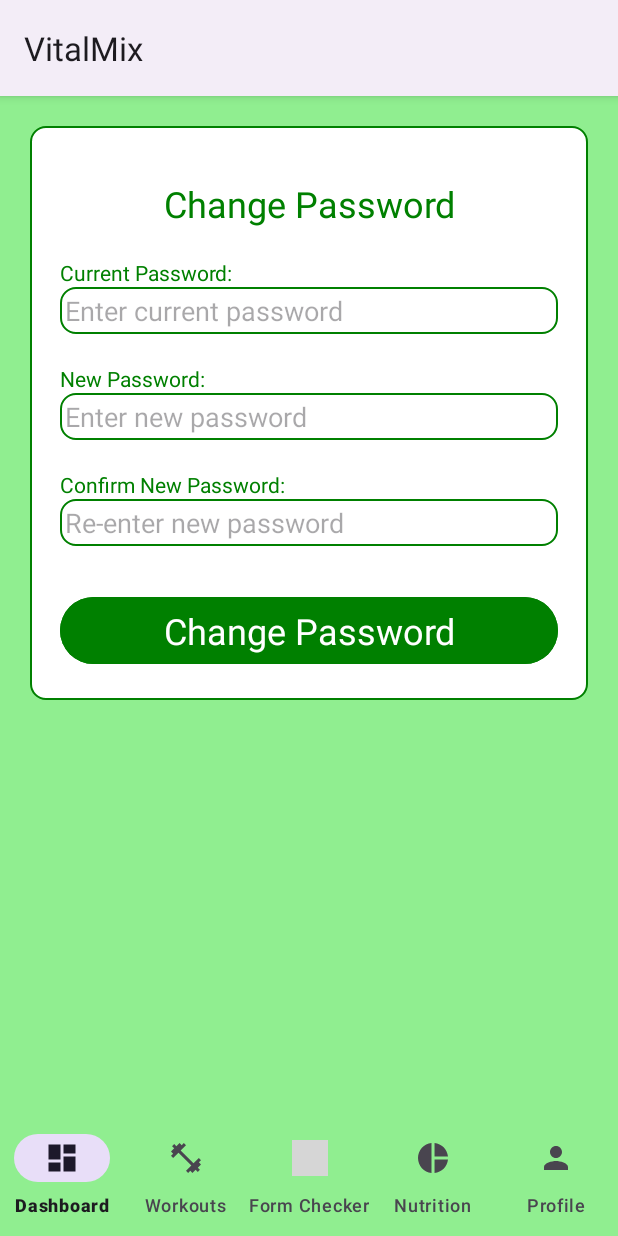
After one commit to MarkkBarrett/MarkBarrett-FinalYearProject, an Android app: the ChangePasswordActivity screen opened directly, with no data from a screen before it, on a phone screen of 412 x 824 dp. The commit adds this screen. Run offline under Robolectric (Android 15) with nearby library versions, the phone set to English and light mode, and no system bars; grey boxes are pictures that could not be loaded.

Commit message:
Profile - Change Password functionality added

```diff
--- a/Frontend/VitalMix/app/src/main/AndroidManifest.xml
+++ b/Frontend/VitalMix/app/src/main/AndroidManifest.xml
@@ -29,6 +29,7 @@
         <activity android:name=".ui.DashboardActivity" />
         <activity android:name=".auth.QuestionnaireActivity" />
         <activity android:name=".ui.ProfileActivity" />
+        <activity android:name=".ui.ChangePasswordActivity" />
         <activity android:name=".ui.StartWorkoutActivity" />
         <activity android:name=".ui.NutritionHomeActivity" />
         <activity android:name=".ui.FormCheckerActivity">
--- a/Frontend/VitalMix/app/src/main/java/com/example/vitalmix/api/ApiResponse.java
+++ b/Frontend/VitalMix/app/src/main/java/com/example/vitalmix/api/ApiResponse.java
@@ -9,7 +9,7 @@ public class ApiResponse {
     private String redirectTo; // The redirection target for backend
     private Object data;      // Additional data returned by the server
     private User user; // User object to capture response
-    private int nextDayIndex; // Add this field to store the next workout day index
+    private int nextDayIndex; // store the next workout day index
 
     // Getters and Setters
     public boolean isSuccess() {
--- a/Frontend/VitalMix/app/src/main/java/com/example/vitalmix/api/ApiService.java
+++ b/Frontend/VitalMix/app/src/main/java/com/example/vitalmix/api/ApiService.java
@@ -1,5 +1,6 @@
 package com.example.vitalmix.api;
 
+import com.example.vitalmix.models.ChangePassword;
 import com.example.vitalmix.models.User;
 import com.example.vitalmix.models.WorkoutSession;
 
@@ -50,6 +51,9 @@ public interface ApiService {
     @GET("/api/profile")
     Call<ApiResponse> getUserProfile(@Query("userId") String userId);
 
+    @PUT("/api/profile/changePassword")
+    Call<ApiResponse> changePassword(@Body ChangePassword request);
+
     @Multipart
     @POST("/predict-form/")
     Call<ApiResponseFastAPI> uploadFormCheck(@Part MultipartBody.Part file, @Part("exercise") RequestBody exercise);
--- /dev/null
+++ b/Frontend/VitalMix/app/src/main/java/com/example/vitalmix/ui/ChangePasswordActivity.java
@@ -0,0 +1,111 @@
+package com.example.vitalmix.ui;
+
+import android.content.Intent;
+import android.os.Bundle;
+import android.util.Log;
+import android.widget.Button;
+import android.widget.EditText;
+import android.widget.Toast;
+
+import androidx.appcompat.app.AppCompatActivity;
+
+import com.example.vitalmix.R;
+import com.example.vitalmix.api.ApiClient;
+import com.example.vitalmix.api.ApiResponse;
+import com.example.vitalmix.api.ApiService;
+import com.example.vitalmix.auth.SessionManager;
+import com.example.vitalmix.models.ChangePassword;
+import com.google.android.material.bottomnavigation.BottomNavigationView;
+
+import retrofit2.Call;
+import retrofit2.Callback;
+import retrofit2.Response;
+
+public class ChangePasswordActivity extends AppCompatActivity {
+
+    private EditText currentEt, newEt, confirmEt;
+    private Button changeBtn;
+    private ApiService apiService;
+
+    @Override
+    protected void onCreate(Bundle savedInstanceState) {
+        super.onCreate(savedInstanceState);
+        setContentView(R.layout.activity_change_password);
+
+        // Initialize inputs
+        currentEt = findViewById(R.id.current_password_et);
+        newEt = findViewById(R.id.new_password_et);
+        confirmEt = findViewById(R.id.confirm_password_et);
+        changeBtn = findViewById(R.id.change_password_btn);
+        apiService = ApiClient.getApiService();
+
+        changeBtn.setOnClickListener(v -> handleChangePassword());
+
+        setupBottomNavigation();
+    }
+
+    private void handleChangePassword() {
+        String userId = SessionManager.getLoggedInUserID(this);
+        String current = currentEt.getText().toString().trim();
+        String newer = newEt.getText().toString().trim();
+        String confirm = confirmEt.getText().toString().trim();
+
+        if (current.isEmpty() || newer.isEmpty() || confirm.isEmpty()) {
+            Toast.makeText(this, "All fields are required", Toast.LENGTH_SHORT).show();
+            return;
+        }
+
+        if (!newer.equals(confirm)) {
+            Toast.makeText(this, "New passwords do not match", Toast.LENGTH_SHORT).show();
+            return;
+        }
+
+        ChangePassword request = new ChangePassword(userId, current, newer);
+        apiService.changePassword(request).enqueue(new Callback<ApiResponse>() {
+            @Override
+            public void onResponse(Call<ApiResponse> call, Response<ApiResponse> response) {
+                Log.d("PROFILE_DEBUG", "Response: " + ApiClient.getGson().toJson(response.body()));
+                if (response.isSuccessful() && response.body() != null && response.body().isSuccess()) {
+                    Toast.makeText(ChangePasswordActivity.this, "Password changed successfully", Toast.LENGTH_SHORT).show();
+                    finish(); // Go back to profile
+                } else {
+                    String msg = (response.body() != null) ? response.body().getMessage() : "Error changing password";
+                    Toast.makeText(ChangePasswordActivity.this, msg, Toast.LENGTH_SHORT).show();
+                }
+            }
+
+            @Override
+            public void onFailure(Call<ApiResponse> call, Throwable t) {
+                Toast.makeText(ChangePasswordActivity.this, "API Error: " + t.getMessage(), Toast.LENGTH_SHORT).show();
+                Log.e("ChangePassword", "API call failed", t);
+            }
+        });
+    }
+
+    // Bottom navigation logic
+    private void setupBottomNavigation() {
+        BottomNavigationView bottomNavigationView = findViewById(R.id.bottom_navigation);
+
+        bottomNavigationView.setOnItemSelectedListener(item -> {
+            int id = item.getItemId();
+            if (id == R.id.nav_dashboard) {
+                startActivity(new Intent(this, DashboardActivity.class));
+                return true;
+            } else if (id == R.id.nav_workouts) {
+                startActivity(new Intent(this, StartWorkoutActivity.class));
+                return true;
+            } else if (id == R.id.nav_form) {
+                startActivity(new Intent(this, FormCheckerActivity.class));
+                return true;
+            } else if (id == R.id.nav_nutrition) {
+                startActivity(new Intent(this, NutritionHomeActivity.class));
+                return true;
+            } else if (id == R.id.nav_profile) {
+                startActivity(new Intent(this, ProfileActivity.class));
+                return true;
+            }
+            return false;
+        });
+        //bottomNavigationView.setSelectedItemId(R.id.nav_profile);
+    }
+}
--- a/Frontend/VitalMix/app/src/main/java/com/example/vitalmix/ui/DashboardActivity.java
+++ b/Frontend/VitalMix/app/src/main/java/com/example/vitalmix/ui/DashboardActivity.java
@@ -2,10 +2,12 @@ package com.example.vitalmix.ui;
 
 import android.content.Intent;
 import android.os.Bundle;
+import android.widget.TextView;
 
 import androidx.appcompat.app.AppCompatActivity;
 
 import com.example.vitalmix.R;
+import com.example.vitalmix.auth.SessionManager;
 import com.google.android.material.bottomnavigation.BottomNavigationView;
 
 public class DashboardActivity extends AppCompatActivity {
@@ -14,6 +16,9 @@ public class DashboardActivity extends AppCompatActivity {
     protected void onCreate(Bundle savedInstanceState) {
         super.onCreate(savedInstanceState);
         setContentView(R.layout.activity_dashboard);
+
+        //set name
+        //updateWelcomeText();
 
         setupBottomNavigation(); // Initialize the bottom navigation
     }
--- /dev/null
+++ b/Frontend/VitalMix/app/src/main/res/layout/activity_change_password.xml
@@ -0,0 +1,116 @@
+<?xml version="1.0" encoding="utf-8"?>
+<RelativeLayout xmlns:android="http://schemas.android.com/apk/res/android"
+    xmlns:app="http://schemas.android.com/apk/res-auto"
+    xmlns:tools="http://schemas.android.com/tools"
+    android:id="@+id/main"
+    android:layout_width="match_parent"
+    android:layout_height="match_parent"
+    android:background="@color/lightgreen"
+    tools:context=".ui.ChangePasswordActivity">
+
+    <ScrollView
+        android:layout_width="match_parent"
+        android:layout_height="match_parent"
+        android:layout_above="@id/bottom_navigation">
+
+        <RelativeLayout
+            android:layout_width="match_parent"
+            android:layout_height="wrap_content"
+            android:padding="20dp"
+            android:layout_margin="20dp"
+            android:background="@drawable/border">
+
+            <!-- Title -->
+            <TextView
+                android:id="@+id/change_password_heading_tv"
+                android:layout_width="match_parent"
+                android:layout_height="wrap_content"
+                android:text="Change Password"
+                android:textAlignment="center"
+                android:textAppearance="@style/TextAppearance.AppCompat.Headline"
+                android:textColor="@color/green"
+                android:layout_marginTop="15dp" />
+
+            <!-- Current Password -->
+            <TextView
+                android:id="@+id/current_password_label"
+                android:layout_width="match_parent"
+                android:layout_height="wrap_content"
+                android:text="Current Password:"
+                android:textColor="@color/green"
+                android:layout_below="@id/change_password_heading_tv"
+                android:layout_marginTop="20dp" />
+
+            <EditText
+                android:id="@+id/current_password_et"
+                android:layout_width="match_parent"
+                android:layout_height="wrap_content"
+                android:hint="Enter current password"
+                android:inputType="textPassword"
+                android:padding="3dp"
+                android:background="@drawable/border"
+                android:layout_below="@id/current_password_label" />
+
+            <!-- New Password -->
+            <TextView
+                android:id="@+id/new_password_label"
+                android:layout_width="match_parent"
+                android:layout_height="wrap_content"
+                android:text="New Password:"
+                android:textColor="@color/green"
+                android:layout_below="@id/current_password_et"
+                android:layout_marginTop="20dp" />
+
+            <EditText
+                android:id="@+id/new_password_et"
+                android:layout_width="match_parent"
+                android:layout_height="wrap_content"
+                android:hint="Enter new password"
+                android:inputType="textPassword"
+                android:padding="3dp"
+                android:background="@drawable/border"
+                android:layout_below="@id/new_password_label" />
+
+            <!-- Confirm Password -->
+            <TextView
+                android:id="@+id/confirm_password_label"
+                android:layout_width="match_parent"
+                android:layout_height="wrap_content"
+                android:text="Confirm New Password:"
+                android:textColor="@color/green"
+                android:layout_below="@id/new_password_et"
+                android:layout_marginTop="20dp" />
+
+            <EditText
+                android:id="@+id/confirm_password_et"
+                android:layout_width="match_parent"
+                android:layout_height="wrap_content"
+                android:hint="Re-enter new password"
+                android:inputType="textPassword"
+                android:padding="3dp"
+                android:background="@drawable/border"
+                android:layout_below="@id/confirm_password_label" />
+
+            <!-- Change Password Button -->
+            <Button
+                android:id="@+id/change_password_btn"
+                android:layout_width="match_parent"
+                android:layout_height="wrap_content"
+                android:text="Change Password"
+                android:backgroundTint="@color/green"
+                android:textAppearance="@style/TextAppearance.AppCompat.Headline"
+                android:layout_below="@id/confirm_password_et"
+                android:layout_marginTop="30dp" />
+        </RelativeLayout>
+    </ScrollView>
+
+    <!-- Bottom Navigation -->
+    <com.google.android.material.bottomnavigation.BottomNavigationView
+        android:id="@+id/bottom_navigation"
+        android:layout_width="match_parent"
+        android:layout_height="wrap_content"
+        android:layout_alignParentBottom="true"
+        app:menu="@menu/bottom_nav"
+        app:labelVisibilityMode="labeled"
+        android:background="@color/lightgreen" />
+</RelativeLayout>
--- a/Frontend/VitalMix/app/src/main/res/layout/activity_login.xml
+++ b/Frontend/VitalMix/app/src/main/res/layout/activity_login.xml
@@ -107,6 +107,5 @@
             android:textAppearance="@style/TextAppearance.AppCompat.Headline"
             android:layout_below="@id/no_user_tv"/>
 
-
     </RelativeLayout>
 </ScrollView>
```
Also changed, not shown: Frontend/VitalMix/app/src/main/java/com/example/vitalmix/models/ChangePassword.java (added, +40 -0 lines), Frontend/VitalMix/app/src/main/java/com/example/vitalmix/ui/ProfileActivity.java (+8 -0 lines), 9 other files.
